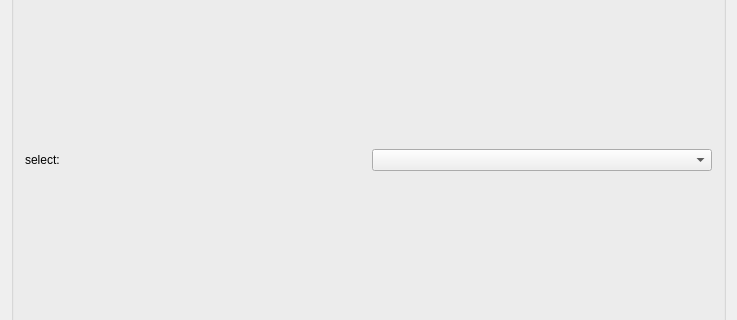
This is HXQ/Widgets/camera2Widget.ui in galepai/HXQ as Qt 5 draws it before an edit; both pictures show x 0 to 737 and y 103 to 423 of the 737 by 541 pixel window. The edited form follows.
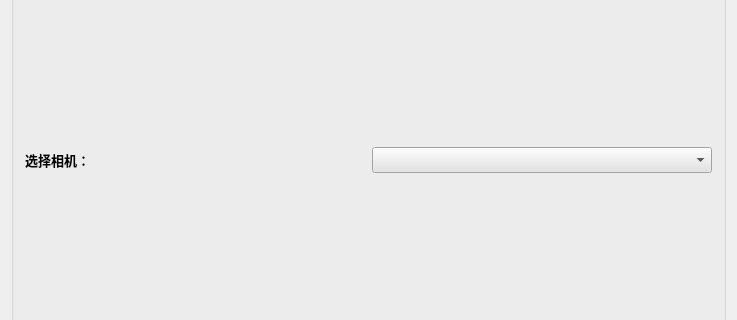
This is the edited form.

The edit to the form file:
```diff
--- a/HXQ/Widgets/camera2Widget.ui
+++ b/HXQ/Widgets/camera2Widget.ui
@@ -36,8 +36,16 @@
             <height>100</height>
            </size>
           </property>
+          <property name="font">
+           <font>
+            <family>Arial Black</family>
+            <pointsize>10</pointsize>
+            <weight>75</weight>
+            <bold>true</bold>
+           </font>
+          </property>
           <property name="text">
-           <string>select:</string>
+           <string>选择相机：</string>
           </property>
          </widget>
         </item>
@@ -49,6 +57,26 @@
             <verstretch>0</verstretch>
            </sizepolicy>
           </property>
+          <property name="font">
+           <font>
+            <family>Arial Black</family>
+            <pointsize>10</pointsize>
+            <weight>75</weight>
+            <bold>true</bold>
+           </font>
+          </property>
+          <property name="layoutDirection">
+           <enum>Qt::LeftToRight</enum>
+          </property>
+          <property name="styleSheet">
+           <string notr="true">background-color: rgb(227, 227, 227);</string>
+          </property>
+          <property name="currentText">
+           <string/>
+          </property>
+          <property name="sizeAdjustPolicy">
+           <enum>QComboBox::AdjustToContentsOnFirstShow</enum>
+          </property>
          </widget>
         </item>
        </layout>
```
